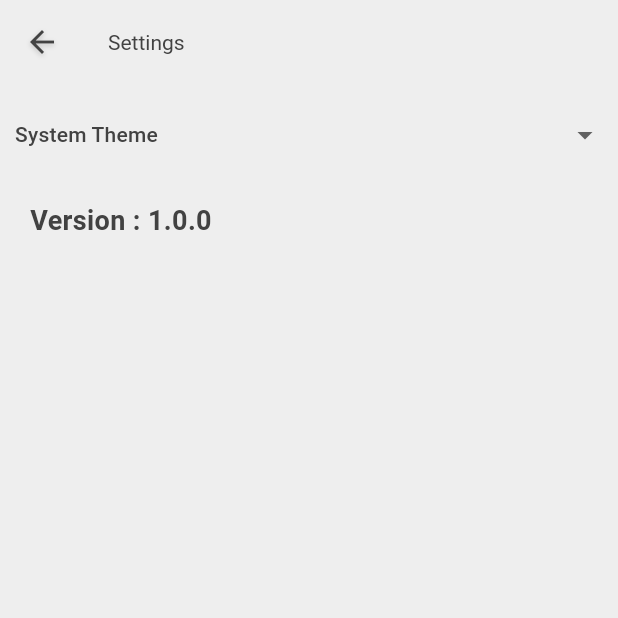
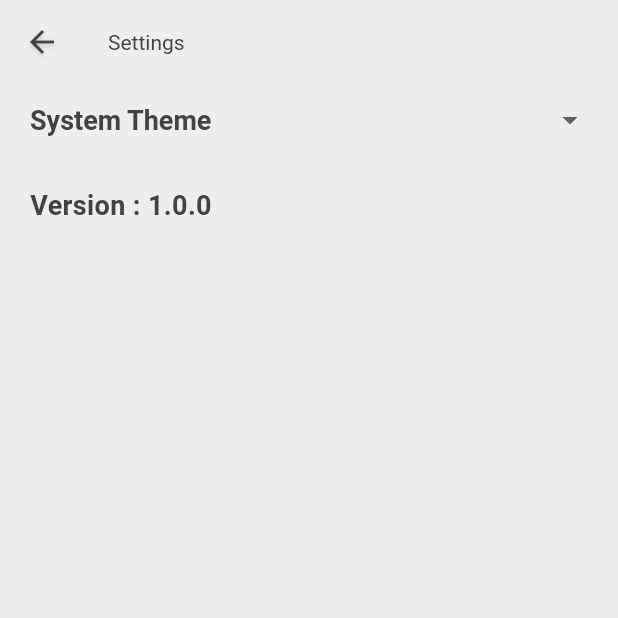
Before and after one commit to saginbajracharya/recognizer, a Flutter app: the screen it shows after launch, after a tap on the "settings" icon, on a phone screen of 412 x 824 dp, the top half of it. Run offline on Flutter 3.47's test engine with Material 2 defaults, Android fonts, the phone set to English and light mode, and no system bars; our stand-ins replace camera, get, image_picker, package_info_plus; missing offline and left inert: google_mlkit_barcode_scanning, google_mlkit_commons, google_mlkit_digital_ink_recognition, google_mlkit_entity_extraction, google_mlkit_face_detection, google_mlkit_face_mesh_detection and 8 more; generated files the repository leaves out were written again.

Commit message:
[fix]::settings

```diff
--- a/lib/src/modules/details/scan_detail.dart
+++ b/lib/src/modules/details/scan_detail.dart
@@ -15,7 +15,7 @@ class ScanDetail extends StatefulWidget {
 
 class _ScanDetailState extends State<ScanDetail> {
   final recognizerCon = Get.put(RecognizerController());
-  late int totalItemIndex;
+  late int totalItemIndex = -1;
 
   @override
   Widget build(BuildContext context) {
@@ -210,7 +210,6 @@ class _ScanDetailState extends State<ScanDetail> {
       return const Divider();
     }
     else{
-      totalItemIndex = -1;
       return const SizedBox();
     }
   }
--- a/lib/src/modules/settings/settings_view.dart
+++ b/lib/src/modules/settings/settings_view.dart
@@ -2,6 +2,7 @@ import 'package:flutter/foundation.dart';
 import 'package:flutter/material.dart';
 import 'package:recognizer/src/common/styles.dart';
 import 'package:package_info_plus/package_info_plus.dart';
+import 'package:recognizer/src/widgets/base_layout.dart';
 import 'settings_controller.dart';
 
 /// Displays the various settings that can be customized by the user.
@@ -31,15 +32,15 @@ class SettingsView extends StatelessWidget {
       appBar: AppBar(
         title: const Text('Settings'),
       ),
-      body: Padding(
-        padding: const EdgeInsets.symmetric(horizontal:10.0,vertical: 10.0),
-        // Glue the SettingsController to the theme selection DropdownButton.
-        //
-        // When a user selects a theme from the dropdown list, the
-        // SettingsController is updated, which rebuilds the MaterialApp.
+      body: BaseLayout(
+        customMargin: const EdgeInsets.only(left:20.0,right:20.0,bottom:20.0),
         child: Column(
+          mainAxisAlignment: MainAxisAlignment.start,
+          crossAxisAlignment: CrossAxisAlignment.center,
           children: [
-            DropdownButton<ThemeMode>(
+            Padding(
+              padding: const EdgeInsets.only(bottom:20.0),
+              child: DropdownButton<ThemeMode>(
                 // Read the selected themeMode from the controller
                 value: controller.themeMode,
                 // Call the updateThemeMode method any time the user selects a theme.
@@ -47,6 +48,7 @@ class SettingsView extends StatelessWidget {
                 underline: const SizedBox(),
                 isExpanded: true,
                 isDense: false,
+                style: textStyles.subheading,
                 items: const [
                   DropdownMenuItem(
                     value: ThemeMode.system,
@@ -62,9 +64,11 @@ class SettingsView extends StatelessWidget {
                   )
                 ],
               ),
-            Container(
+            ),
+            Padding(
+              padding: const EdgeInsets.only(bottom:20.0),
+              child: SizedBox(
                 width: double.infinity,
-              padding: const EdgeInsets.symmetric(horizontal:10.0,vertical: 20.0),
                 child: FutureBuilder<String>(
                   future: getVersionNumber(),
                   builder: (context, snapshot) {
@@ -77,6 +81,7 @@ class SettingsView extends StatelessWidget {
                   },
                 ),
               ),
+            ),
           ],
         ),
       ),
```
Also changed, not shown: lib/src/modules/recognizer/gallery_view.dart (+65 -68 lines). Lines whose indentation alone changed are shown as unchanged.
